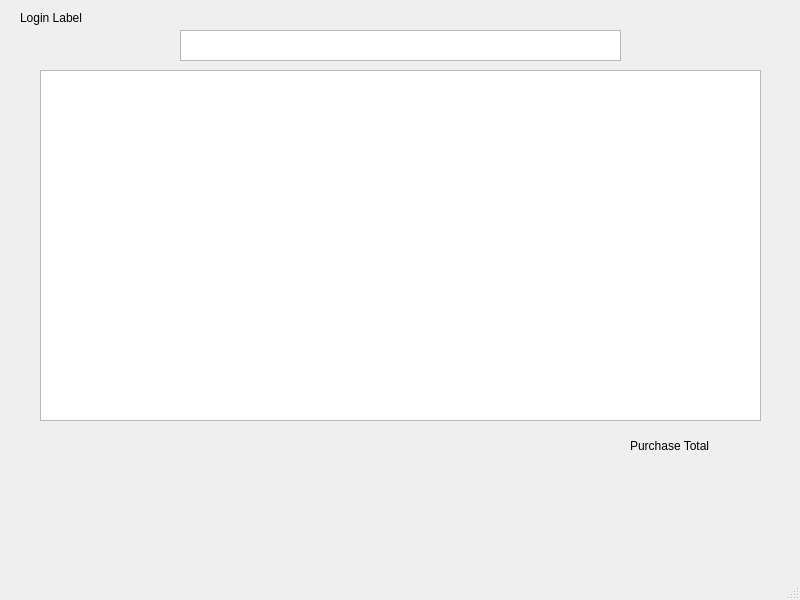
This is pointofsaleview.ui in pjpassero/StoreManager as Qt 5 draws it before an edit. The edited form follows.
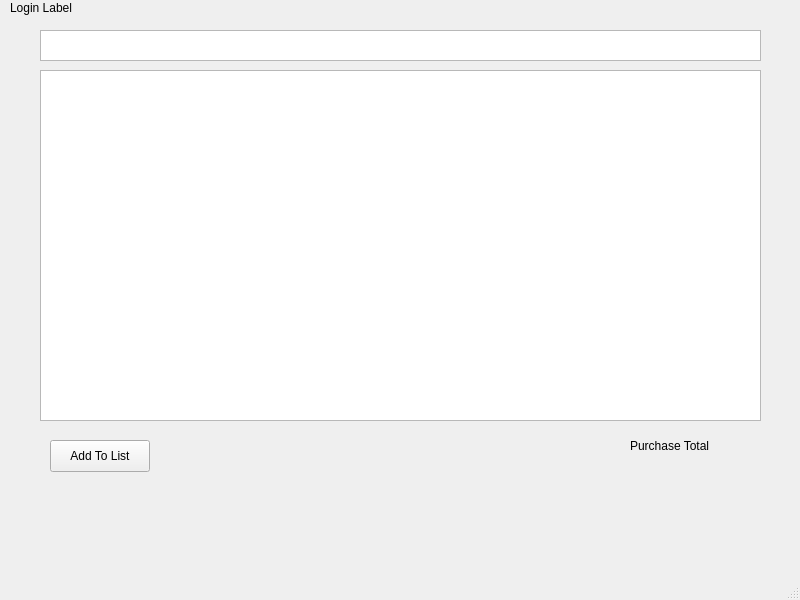
This is the edited form.

Commit message: Updated the Point of Sale system to use the login window. Provided an enumeration to distinguish between the stock page and the pos system.

Patch:
```diff
--- a/pointofsaleview.ui
+++ b/pointofsaleview.ui
@@ -17,8 +17,8 @@
    <widget class="QLabel" name="user">
     <property name="geometry">
      <rect>
-      <x>20</x>
-      <y>10</y>
+      <x>10</x>
+      <y>0</y>
       <width>91</width>
       <height>16</height>
      </rect>
@@ -53,13 +53,26 @@
    <widget class="QTextEdit" name="productLine">
     <property name="geometry">
      <rect>
-      <x>180</x>
+      <x>40</x>
       <y>30</y>
-      <width>441</width>
+      <width>721</width>
       <height>31</height>
      </rect>
     </property>
    </widget>
+   <widget class="QPushButton" name="addToList">
+    <property name="geometry">
+     <rect>
+      <x>50</x>
+      <y>440</y>
+      <width>100</width>
+      <height>32</height>
+     </rect>
+    </property>
+    <property name="text">
+     <string>Add To List</string>
+    </property>
+   </widget>
   </widget>
   <widget class="QMenuBar" name="menubar">
    <property name="geometry">
```
The commit also changes 6 other files.
